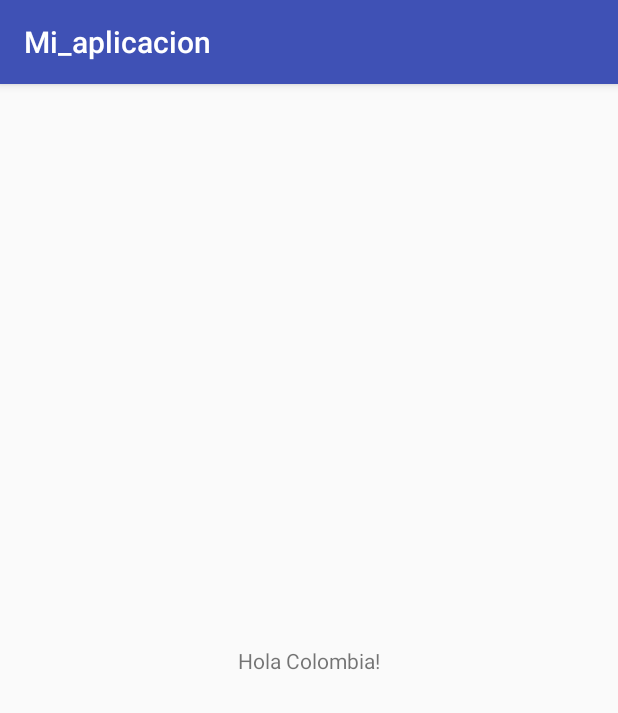
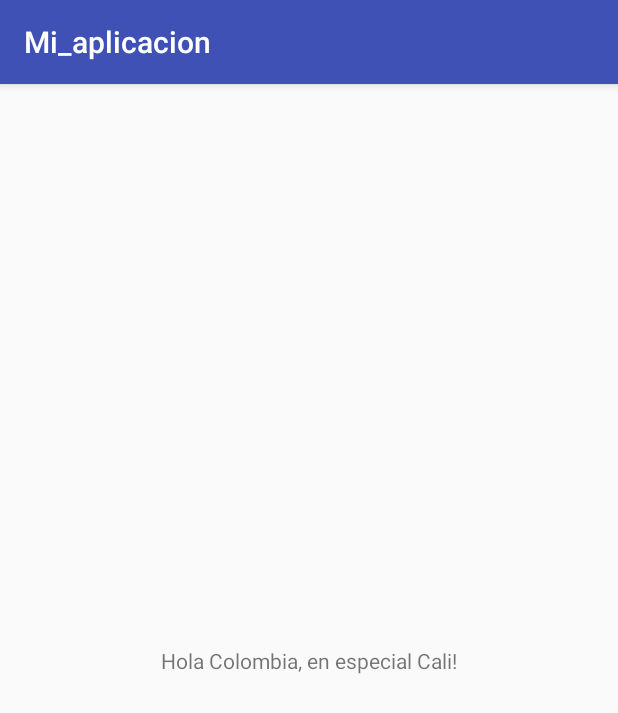
Before and after one commit to jmaganav/u1a1, an Android app: the screen it shows after launch (MainActivity), on a phone screen of 412 x 824 dp. Shown: the top 713 px of the screen. Run offline under Robolectric (Android 15) with nearby library versions, the phone set to English and light mode, and no system bars.

Commit message:
Se cambio el mensaje de: Hola Colombia por Hola Colombia, en especial Cali

```diff
--- a/app/src/main/res/layout/activity_main.xml
+++ b/app/src/main/res/layout/activity_main.xml
@@ -9,7 +9,7 @@
     <TextView
         android:layout_width="wrap_content"
         android:layout_height="wrap_content"
-        android:text="Hola Colombia!"
+        android:text="Hola Colombia, en especial Cali!"
         app:layout_constraintBottom_toBottomOf="parent"
         app:layout_constraintLeft_toLeftOf="parent"
         app:layout_constraintRight_toRightOf="parent"
```
